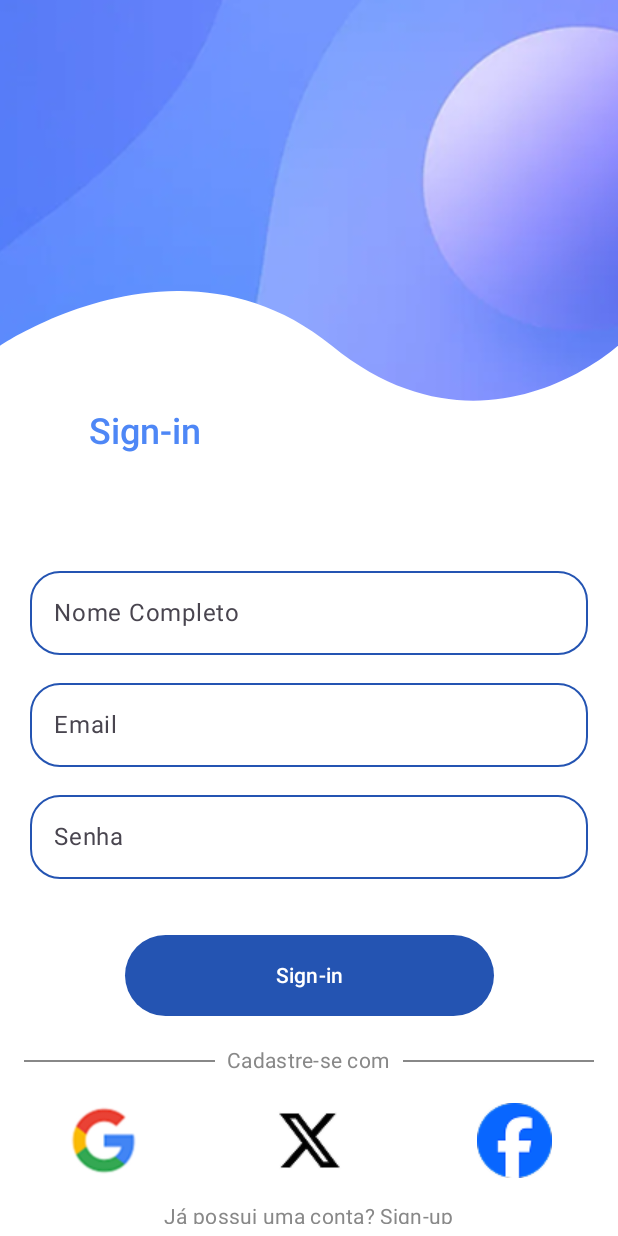
After one commit to YannLeao/Respira-Mais-Mobile, an Android app built with Jetpack Compose: the @Preview function LoginScreen, on a phone screen of 412 x 824 dp. The commit adds this screen. Run offline under Robolectric (Android 15) with nearby library versions, the phone set to English and light mode, and no system bars.

Commit message:
feat: Tela de Login

```diff
--- /dev/null
+++ b/app/src/main/java/com/yannk/respira/components/BigButton.kt
@@ -0,0 +1,28 @@
+package com.yannk.respira.components
+
+import androidx.compose.foundation.layout.height
+import androidx.compose.foundation.layout.width
+import androidx.compose.material3.Button
+import androidx.compose.material3.ButtonDefaults
+import androidx.compose.material3.Text
+import androidx.compose.runtime.Composable
+import androidx.compose.ui.Modifier
+import androidx.compose.ui.graphics.Color
+import androidx.compose.ui.text.font.FontWeight
+import androidx.compose.ui.tooling.preview.Preview
+import androidx.compose.ui.unit.dp
+
+@Composable
+fun BigButton(text : String){
+    Button(
+        onClick = {},
+        modifier = Modifier.width(246.dp)
+            .height(54.dp),
+        colors = ButtonDefaults.buttonColors(
+            containerColor = Color(0xFF2454B2),
+            contentColor = Color.White
+        )
+    ) {
+        Text(text, fontWeight = FontWeight.Medium)
+    }
+}
--- /dev/null
+++ b/app/src/main/java/com/yannk/respira/components/ButtonsLogin.kt
@@ -0,0 +1,57 @@
+package com.yannk.respira.components
+
+import androidx.compose.foundation.layout.Arrangement
+import androidx.compose.foundation.layout.Box
+import androidx.compose.foundation.layout.Row
+import androidx.compose.foundation.layout.absolutePadding
+import androidx.compose.foundation.layout.fillMaxWidth
+import androidx.compose.foundation.layout.height
+import androidx.compose.foundation.layout.padding
+import androidx.compose.material3.Button
+import androidx.compose.material3.ButtonDefaults
+import androidx.compose.material3.MaterialTheme
+import androidx.compose.material3.Text
+import androidx.compose.runtime.Composable
+import androidx.compose.ui.Alignment
+import androidx.compose.ui.Modifier
+import androidx.compose.ui.graphics.Color
+import androidx.compose.ui.text.font.FontWeight
+import androidx.compose.ui.tooling.preview.Preview
+import androidx.compose.ui.unit.dp
+
+
+
+@Composable
+fun ButtonsLogin (modifier: Modifier){
+    Row(
+        modifier = modifier
+                .fillMaxWidth()
+                .height(95.dp)
+            .absolutePadding(left = 35.dp, right = 35.dp),
+        horizontalArrangement = Arrangement.SpaceBetween,
+        verticalAlignment = Alignment.CenterVertically
+
+
+    ){
+
+        Button(onClick = {},
+                colors = ButtonDefaults.buttonColors(
+                containerColor = Color.Transparent,
+                contentColor = Color(0xFF4E87F6)
+        )) {
+            Text("Sign-in",
+                style = MaterialTheme.typography.headlineSmall,
+                fontWeight = FontWeight.SemiBold)
+        }
+
+        Button(onClick = {},
+                colors = ButtonDefaults.buttonColors(
+                containerColor = Color.Transparent,
+                contentColor = Color.White
+        )) {
+            Text("Log-in",
+                style = MaterialTheme.typography.headlineSmall,
+                fontWeight = FontWeight.SemiBold)
+        }
+    }
+}
--- /dev/null
+++ b/app/src/main/java/com/yannk/respira/components/FundoImg.kt
@@ -0,0 +1,21 @@
+package com.yannk.respira.components
+
+import androidx.compose.foundation.Image
+import androidx.compose.foundation.layout.*
+
+import androidx.compose.runtime.Composable
+import androidx.compose.ui.Alignment
+import androidx.compose.ui.Modifier
+import androidx.compose.ui.layout.ContentScale
+import androidx.compose.ui.res.painterResource
+import com.yannk.respira.R
+
+@Composable
+fun FundoImg(){
+    Image(
+        painter = painterResource(id = R.drawable.fundo_tela),
+        contentDescription = null,
+        modifier = Modifier.fillMaxSize(),
+        contentScale = ContentScale.Crop
+    )
+}
--- /dev/null
+++ b/app/src/main/java/com/yannk/respira/components/SubscribeField.kt
@@ -0,0 +1,97 @@
+package com.yannk.respira.components
+import androidx.compose.foundation.Image
+import androidx.compose.foundation.layout.*
+import androidx.compose.material3.Button
+import androidx.compose.material3.ButtonDefaults
+import androidx.compose.material3.MaterialTheme
+import androidx.compose.material3.Text
+import androidx.compose.runtime.Composable
+import androidx.compose.ui.Alignment
+import androidx.compose.ui.Modifier
+import androidx.compose.ui.tooling.preview.Preview
+import androidx.compose.ui.unit.dp
+import androidx.compose.foundation.layout.Row
+import androidx.compose.material3.Divider
+import androidx.compose.ui.graphics.Color
+import androidx.compose.ui.res.painterResource
+import com.yannk.respira.R
+
+@Preview
+@Composable
+fun SubscribeField(){
+    Column(modifier = Modifier.fillMaxWidth()
+        .padding(top = 20.dp)) {
+        Row(
+            verticalAlignment = Alignment.CenterVertically,
+            modifier = Modifier
+                .fillMaxWidth()
+                .padding(horizontal = 16.dp)
+        ) {
+            Divider(
+                modifier = Modifier
+                    .weight(1f)
+                    .height(1.dp),
+                color = Color.Gray
+            )
+
+            Text(
+                text = "Cadastre-se com",
+                modifier = Modifier.padding(horizontal = 8.dp),
+                style = MaterialTheme.typography.bodyMedium,
+                color = Color.Gray
+            )
+
+            Divider(
+                modifier = Modifier
+                    .weight(1f)
+                    .height(1.dp),
+                color = Color.Gray
+            )
+
+        }
+
+        Row(modifier = Modifier.fillMaxWidth()
+            .padding(start = 20.dp, end = 20.dp,top = 10.dp
+            ),
+            horizontalArrangement = Arrangement.SpaceBetween){
+
+            Button(onClick = {},
+                colors = ButtonDefaults.buttonColors(
+                    containerColor = Color.Transparent,
+                    contentColor = Color.Black )) {
+            Image( painter = painterResource(id = R.drawable.logo_google),
+                contentDescription = "logo do google",
+                modifier = Modifier.size(50.dp))}
+
+            Button(onClick = {},
+                colors = ButtonDefaults.buttonColors(
+                    containerColor = Color.Transparent,
+                    contentColor = Color.Black )) {
+            Image(painter = painterResource(id = R.drawable.logo_x),
+                contentDescription = "logo do X",
+                modifier = Modifier.size(50.dp))}
+
+            Button(onClick = {},
+                colors = ButtonDefaults.buttonColors(
+                    containerColor = Color.Transparent,
+                    contentColor = Color.Black )) {
+            Image(painter = painterResource(id = R.drawable.logo_facebook),
+                contentDescription = "logo do facebook",
+                modifier = Modifier.size(50.dp))}
+        }
+
+        Button(onClick = {},
+            modifier = Modifier.align(Alignment.CenterHorizontally),
+            colors = ButtonDefaults.buttonColors(
+                containerColor = Color.Transparent,
+                contentColor = Color.Black )) {
+
+                Text(
+            text = "Já possui uma conta? Sign-up",
+            modifier = Modifier.padding(horizontal = 8.dp),
+            style = MaterialTheme.typography.bodyMedium,
+            color = Color.Gray
+        )
+    }
+    }
+}
--- /dev/null
+++ b/app/src/main/java/com/yannk/respira/components/TextInput.kt
@@ -0,0 +1,56 @@
+package com.yannk.respira.components
+
+import androidx.compose.foundation.layout.Box
+import androidx.compose.foundation.layout.Spacer
+import androidx.compose.foundation.layout.absolutePadding
+import androidx.compose.foundation.layout.fillMaxWidth
+import androidx.compose.foundation.layout.height
+import androidx.compose.foundation.layout.padding
+import androidx.compose.foundation.layout.width
+import androidx.compose.foundation.shape.RoundedCornerShape
+import androidx.compose.material3.OutlinedTextField
+import androidx.compose.material3.OutlinedTextFieldDefaults
+import androidx.compose.material3.Text
+import androidx.compose.runtime.Composable
+import androidx.compose.runtime.getValue
+import androidx.compose.runtime.mutableStateOf
+import androidx.compose.runtime.remember
+import androidx.compose.runtime.setValue
+import androidx.compose.ui.Modifier
+import androidx.compose.ui.focus.onFocusChanged
+import androidx.compose.ui.graphics.Color
+import androidx.compose.ui.tooling.preview.Preview
+import androidx.compose.ui.unit.dp
+
+
+
+@Composable
+fun TextInput( label : String) {
+    Box {
+        var texto by remember { mutableStateOf("") }
+        var isFocused by remember { mutableStateOf(false) }
+
+
+        OutlinedTextField(
+            value = texto,
+            onValueChange = { texto = it },
+            label = { Text(label) },
+            modifier = Modifier
+                .fillMaxWidth()
+                .absolutePadding(left = 20.dp, right = 20.dp, top = 5.dp, bottom = 5.dp)
+                .onFocusChanged { focusState ->
+                    isFocused = focusState.isFocused
+                },
+            colors = OutlinedTextFieldDefaults.colors(
+                focusedBorderColor = Color.Magenta,
+                unfocusedBorderColor = Color(0xFF2454B2),
+
+            ),
+            shape = if (isFocused) {
+                RoundedCornerShape(12.dp)
+            } else {
+                RoundedCornerShape(20.dp)
+            }
+        )
+    }
+}
--- /dev/null
+++ b/app/src/main/java/com/yannk/respira/components/VectorImg.kt
@@ -0,0 +1,21 @@
+package com.yannk.respira.components
+
+import androidx.compose.foundation.Image
+import androidx.compose.foundation.layout.fillMaxWidth
+import androidx.compose.runtime.Composable
+import androidx.compose.ui.Alignment
+import androidx.compose.ui.Modifier
+import androidx.compose.ui.layout.ContentScale
+import androidx.compose.ui.res.painterResource
+import com.yannk.respira.R
+import java.util.Vector
+
+@Composable
+fun VectorImg(source: Int, modifier: Modifier = Modifier) {
+    Image(
+        painter = painterResource(id = source),
+        contentDescription = null,
+        modifier = modifier.fillMaxWidth(),
+        contentScale = ContentScale.FillWidth
+    )
+}
--- /dev/null
+++ b/app/src/main/java/com/yannk/respira/presentation/LoginScreen.kt
@@ -0,0 +1,58 @@
+package com.yannk.respira.presentation
+
+import androidx.compose.foundation.Image
+import androidx.compose.foundation.layout.*
+import androidx.compose.material3.Button
+import androidx.compose.material3.ButtonDefaults
+import androidx.compose.material3.MaterialTheme
+import androidx.compose.material3.Text
+import androidx.compose.runtime.Composable
+import androidx.compose.ui.Alignment
+import androidx.compose.ui.Modifier
+import androidx.compose.ui.tooling.preview.Preview
+import androidx.compose.ui.unit.dp
+import com.yannk.respira.R
+import com.yannk.respira.components.BigButton
+import com.yannk.respira.components.ButtonsLogin
+import com.yannk.respira.components.FundoImg
+import com.yannk.respira.components.SubscribeField
+import com.yannk.respira.components.TextInput
+import com.yannk.respira.components.VectorImg
+
+@Preview(showBackground = true)
+@Composable
+fun LoginScreen() {
+    Box(
+        modifier = Modifier.fillMaxSize()
+    ){
+        FundoImg()
+        VectorImg(
+            modifier = Modifier.align(Alignment.BottomEnd),
+            source = R.drawable.vector__1_
+        )
+
+        Column (modifier = Modifier
+            .fillMaxWidth()
+            .align(Alignment.TopCenter),
+            horizontalAlignment = Alignment.CenterHorizontally){
+
+            ButtonsLogin(
+            modifier = Modifier.padding(top = 240.dp)
+
+        )
+
+        Spacer(modifier = Modifier.height(32.dp))
+
+            TextInput("Nome Completo")
+            TextInput("Email")
+            TextInput("Senha")
+            Spacer(modifier = Modifier.height(32.dp))
+
+            BigButton("Sign-in")
+
+            SubscribeField()
+
+        }
+    }
+
+}
--- a/app/src/main/java/com/yannk/respira/presentation/WelcomeScreen.kt
+++ b/app/src/main/java/com/yannk/respira/presentation/WelcomeScreen.kt
@@ -17,30 +17,23 @@ import androidx.compose.ui.text.font.FontWeight
 import androidx.compose.ui.tooling.preview.Preview
 import androidx.compose.ui.unit.dp
 import com.yannk.respira.R
+import com.yannk.respira.components.FundoImg
+import com.yannk.respira.components.VectorImg
 
 
-@Preview(showBackground = true)
+@Preview(showBackground = false)
 @Composable
 fun WelcomeScreenn() {
     Box(
         modifier = Modifier.fillMaxSize()
     ) {
         // Fundo
-        Image(
-            painter = painterResource(id = R.drawable.fundo_tela),
-            contentDescription = null,
-            modifier = Modifier.fillMaxSize(),
-            contentScale = ContentScale.Crop
-        )
+        FundoImg()
 
         // Curva no fundo (vetor)
-        Image(
-            painter = painterResource(id = R.drawable.vector),
-            contentDescription = null,
-            modifier = Modifier
-                .fillMaxWidth()
-                .align(Alignment.BottomEnd),
-            contentScale = ContentScale.FillWidth
+        VectorImg(
+            modifier = Modifier.align(Alignment.BottomEnd),
+            source = R.drawable.vector
         )
 
         //Caixa de Texto
@@ -71,6 +64,7 @@ fun WelcomeScreenn() {
 
             Spacer(modifier = Modifier.height(8.dp))
 
+
             Button(onClick = {},
                 modifier = Modifier
                     .width(120.dp)
@@ -83,6 +77,12 @@ fun WelcomeScreenn() {
             ) {
                 Text("Próximo",
                     fontWeight = FontWeight.Bold)
+
+                Image(
+                    modifier = Modifier.size(20.dp),
+                    painter = painterResource(id = R.drawable.keyboard_arrow_up),
+                    contentDescription = "Arrow"
+                )
             }
         }
     }
--- /dev/null
+++ b/app/src/main/res/drawable/vector__1_.xml
@@ -0,0 +1,9 @@
+<vector xmlns:android="http://schemas.android.com/apk/res/android"
+    android:width="412dp"
+    android:height="630dp"
+    android:viewportWidth="412"
+    android:viewportHeight="630">
+  <path
+      android:pathData="M412,36.58C412,36.58 322,118.89 221.24,36.58C120.48,-45.73 0,36.58 0,36.58V630H221.24H412V325.77V36.58Z"
+      android:fillColor="#ffffff"/>
+</vector>
```
Also changed, not shown: app/src/main/res/drawable/keyboard_arrow_up.png (added), app/src/main/res/drawable/logo_facebook.png (added), app/src/main/res/drawable/logo_google.png (added), app/src/main/res/drawable/logo_x.png (added).
